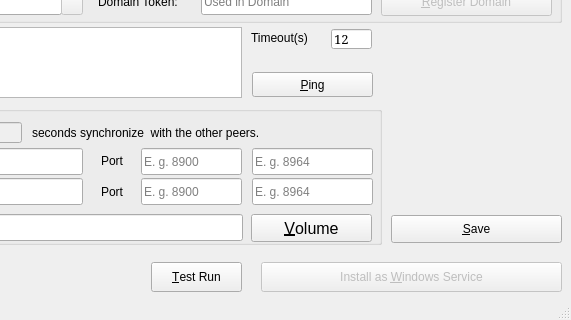
Above: synode.py/src/synodepy3/form.ui from odys-z/semantic-jserv before the change; both pictures show x 389 to 960 and y 127 to 447 of the 960 by 447 pixel window. Below: the same form after it.
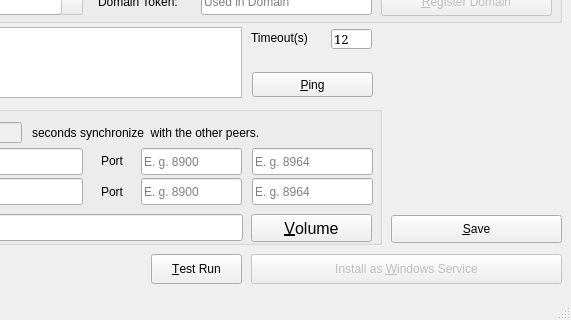
That is the form after the change. Icons and pictures are not drawn.

What changed in the file:
```diff
--- a/synode.py/src/synodepy3/form.ui
+++ b/synode.py/src/synodepy3/form.ui
@@ -498,7 +498,7 @@
     <property name="geometry">
      <rect>
       <x>540</x>
-      <y>370</y>
+      <y>362</y>
       <width>91</width>
       <height>30</height>
      </rect>
@@ -516,9 +516,9 @@
     </property>
     <property name="geometry">
      <rect>
-      <x>650</x>
-      <y>370</y>
-      <width>301</width>
+      <x>640</x>
+      <y>362</y>
+      <width>311</width>
       <height>30</height>
      </rect>
     </property>
```
Left out of the diff: 9 changed lines with no effect on the pictures.
